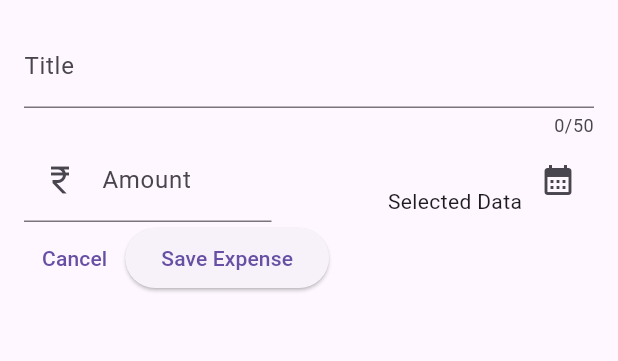
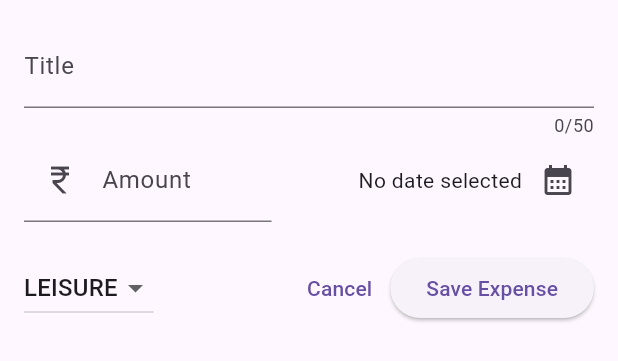
Before and after one commit to MukulTenguria/expenses, a Flutter app: the NewExpense widget shown alone on an empty page, opened directly, on a phone screen of 412 x 824 dp. Shown: the top 361 px of the screen. Run offline on Flutter 3.47's test engine with Material 2 defaults, Android fonts, the phone set to English and light mode, and no system bars.

Commit message:
Added calander and dropdown

```diff
--- a/lib/widgets/expenses.dart
+++ b/lib/widgets/expenses.dart
@@ -24,7 +24,6 @@ class _ExpensesState extends State<Expenses> {
         date: DateTime.now(),
         category: Category.leisure),
   ];
-
   void _openAddExpenseOverlay() {
     showModalBottomSheet(
       context: context,
--- a/lib/widgets/new_expense.dart
+++ b/lib/widgets/new_expense.dart
@@ -1,4 +1,8 @@
 import 'package:flutter/material.dart';
+import 'package:intl/intl.dart';
+import 'package:expenses_tracker/models/expense.dart';
+
+final formatter = DateFormat.yMd();
 
 class NewExpense extends StatefulWidget {
   const NewExpense({super.key});
@@ -15,6 +19,25 @@ class _NewExpenseState extends State<NewExpense> {
   // }
   final _titleController = TextEditingController();
   final _amountController = TextEditingController();
+  DateTime? _selectedDate;
+  Category _selectedCategory = Category.leisure;
+  void _presentDataPicker() async {
+    final now = DateTime.now();
+    final firstDate = DateTime(
+      now.year - 1,
+      now.month,
+      now.day,
+    );
+    final pickedDate = await showDatePicker(
+      context: context,
+      initialDate: now,
+      firstDate: firstDate,
+      lastDate: now,
+    );
+    setState(() {
+      _selectedDate = pickedDate;
+    });
+  }
 
   @override
   void dispose() {
@@ -54,23 +77,51 @@ class _NewExpenseState extends State<NewExpense> {
             Expanded(
               child: Row(
                 mainAxisAlignment: MainAxisAlignment.end,
-                crossAxisAlignment: CrossAxisAlignment.end,
+                crossAxisAlignment: CrossAxisAlignment.center,
                 children: [
-                  const Text('Selected Data'),
+                  //with this ! mark it force dart that it will not be null
+                  Text(_selectedDate == null
+                      ? 'No date selected'
+                      : formatter.format(_selectedDate!)),
                   IconButton(
-                    onPressed: () {},
+                    onPressed: _presentDataPicker,
                     icon: const Icon(Icons.calendar_month),
                   ),
                 ],
               ),
             )
           ]),
+          const SizedBox(
+            height: 20,
+          ),
           Row(
             children: [
+              DropdownButton(
+                value: _selectedCategory,
+                items: Category.values
+                    .map(
+                      (category) => DropdownMenuItem(
+                        value: category,
+                        child: Text(
+                          category.name.toUpperCase(),
+                        ),
+                      ),
+                    )
+                    .toList(),
+                onChanged: (value) {
+                  if (value == null) {
+                    return;
+                  }
+                  setState(() {
+                    _selectedCategory = value;
+                  });
+                },
+              ),
+              const Spacer(),
               TextButton(
                 onPressed: () {
-                  Navigator.pop(
-                      context); // pop wil close the overlay screen automatically
+                  Navigator.pop(context);
+                  // pop wil close the overlay screen automatically
                 },
                 child: const Text('Cancel'),
               ),
```
